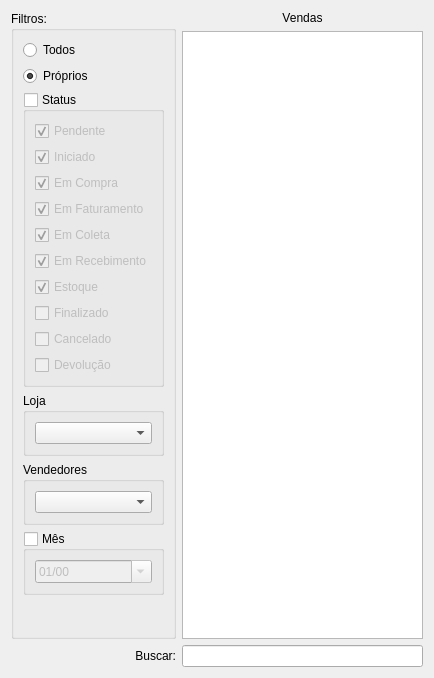
Above: ui/widgetvenda.ui from lellisls/ERP-STACCATO before the change. Below: the same form after it.
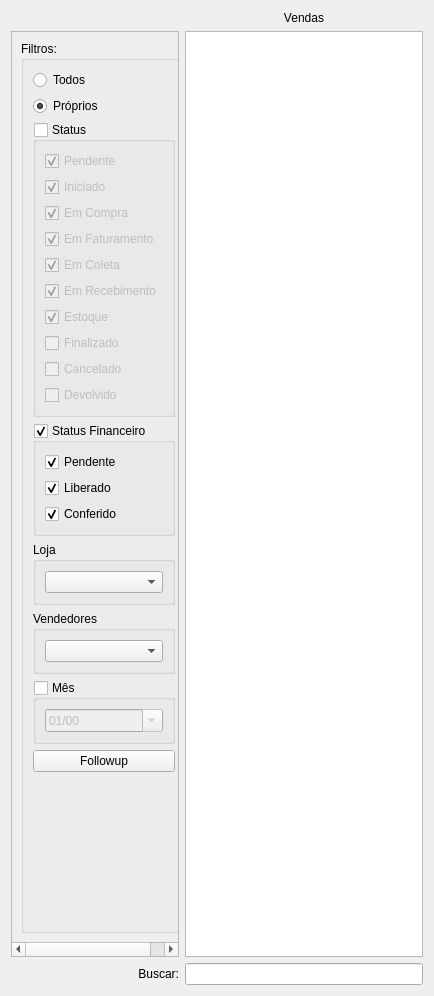
That is the form after the change. Custom widgets are drawn as their Qt base class.

Patch:
```diff
--- a/ui/widgetvenda.ui
+++ b/ui/widgetvenda.ui
@@ -7,14 +7,14 @@
     <x>0</x>
     <y>0</y>
     <width>434</width>
-    <height>678</height>
+    <height>996</height>
    </rect>
   </property>
   <property name="windowTitle">
    <string>Form</string>
   </property>
   <layout class="QGridLayout" name="gridLayout">
-   <item row="0" column="0">
+   <item row="1" column="0">
     <layout class="QGridLayout" name="gridLayout_4">
      <item row="0" column="1">
       <widget class="QLabel" name="labelVendas">
@@ -33,7 +33,81 @@
        </property>
       </widget>
      </item>
-     <item row="0" column="0" rowspan="2">
+     <item row="2" column="0">
+      <widget class="QLabel" name="label_2">
+       <property name="enabled">
+        <bool>true</bool>
+       </property>
+       <property name="text">
+        <string>Buscar:</string>
+       </property>
+       <property name="alignment">
+        <set>Qt::AlignRight|Qt::AlignTrailing|Qt::AlignVCenter</set>
+       </property>
+      </widget>
+     </item>
+     <item row="1" column="1">
+      <widget class="TableView" name="table">
+       <property name="minimumSize">
+        <size>
+         <width>0</width>
+         <height>0</height>
+        </size>
+       </property>
+       <property name="mouseTracking">
+        <bool>true</bool>
+       </property>
+       <property name="autoFillBackground">
+        <bool>false</bool>
+       </property>
+       <property name="editTriggers">
+        <set>QAbstractItemView::NoEditTriggers</set>
+       </property>
+       <property name="alternatingRowColors">
+        <bool>true</bool>
+       </property>
+       <property name="selectionBehavior">
+        <enum>QAbstractItemView::SelectRows</enum>
+       </property>
+       <property name="sortingEnabled">
+        <bool>true</bool>
+       </property>
+       <attribute name="horizontalHeaderCascadingSectionResizes">
+        <bool>true</bool>
+       </attribute>
+       <attribute name="horizontalHeaderStretchLastSection">
+        <bool>false</bool>
+       </attribute>
+      </widget>
+     </item>
+     <item row="1" column="0">
+      <widget class="QScrollArea" name="scrollArea">
+       <property name="sizePolicy">
+        <sizepolicy hsizetype="Preferred" vsizetype="Preferred">
+         <horstretch>0</horstretch>
+         <verstretch>0</verstretch>
+        </sizepolicy>
+       </property>
+       <property name="autoFillBackground">
+        <bool>false</bool>
+       </property>
+       <property name="widgetResizable">
+        <bool>true</bool>
+       </property>
+       <widget class="QWidget" name="scrollAreaWidgetContents">
+        <property name="geometry">
+         <rect>
+          <x>0</x>
+          <y>0</y>
+          <width>174</width>
+          <height>913</height>
+         </rect>
+        </property>
+        <property name="autoFillBackground">
+         <bool>false</bool>
+        </property>
+        <layout class="QGridLayout" name="gridLayout_3">
+         <item row="0" column="0">
       <widget class="QGroupBox" name="groupBox">
        <property name="enabled">
         <bool>true</bool>
@@ -45,7 +119,47 @@
         <bool>false</bool>
        </property>
        <layout class="QGridLayout" name="gridLayout_2">
-        <item row="3" column="0">
+            <item row="1" column="0">
+             <widget class="QRadioButton" name="radioButtonProprios">
+              <property name="text">
+               <string>Próprios</string>
+              </property>
+              <property name="checked">
+               <bool>true</bool>
+              </property>
+             </widget>
+            </item>
+            <item row="9" column="0">
+             <spacer name="verticalSpacer">
+              <property name="orientation">
+               <enum>Qt::Vertical</enum>
+              </property>
+              <property name="sizeHint" stdset="0">
+               <size>
+                <width>20</width>
+                <height>40</height>
+               </size>
+              </property>
+             </spacer>
+            </item>
+            <item row="0" column="0">
+             <widget class="QRadioButton" name="radioButtonTodos">
+              <property name="text">
+               <string>Todos</string>
+              </property>
+              <property name="checked">
+               <bool>false</bool>
+              </property>
+             </widget>
+            </item>
+            <item row="8" column="0">
+             <widget class="QPushButton" name="pushButtonFollowup">
+              <property name="text">
+               <string>Followup</string>
+              </property>
+             </widget>
+            </item>
+            <item row="4" column="0">
          <widget class="QGroupBox" name="groupBoxLojas">
           <property name="title">
            <string>Loja</string>
@@ -57,49 +171,6 @@
           </layout>
          </widget>
         </item>
-        <item row="5" column="0">
-         <widget class="QGroupBox" name="groupBoxVendedores">
-          <property name="title">
-           <string>Vendedores</string>
-          </property>
-          <layout class="QGridLayout" name="gridLayout_6">
-           <item row="0" column="0">
-            <widget class="ComboBox" name="comboBoxVendedores"/>
-           </item>
-          </layout>
-         </widget>
-        </item>
-        <item row="6" column="0">
-         <widget class="QGroupBox" name="groupBoxMes">
-          <property name="enabled">
-           <bool>true</bool>
-          </property>
-          <property name="title">
-           <string>Mês</string>
-          </property>
-          <property name="checkable">
-           <bool>true</bool>
-          </property>
-          <property name="checked">
-           <bool>false</bool>
-          </property>
-          <layout class="QGridLayout" name="gridLayout_5">
-           <item row="0" column="0">
-            <widget class="QDateEdit" name="dateEdit">
-             <property name="currentSection">
-              <enum>QDateTimeEdit::MonthSection</enum>
-             </property>
-             <property name="displayFormat">
-              <string>MM/yy</string>
-             </property>
-             <property name="calendarPopup">
-              <bool>true</bool>
-             </property>
-            </widget>
-           </item>
-          </layout>
-         </widget>
-        </item>
         <item row="2" column="0">
          <widget class="QGroupBox" name="groupBoxStatus">
           <property name="title">
@@ -229,94 +300,115 @@
               <bool>true</bool>
              </property>
              <property name="text">
-              <string>Devolução</string>
+                  <string>Devolvido</string>
              </property>
             </widget>
            </item>
           </layout>
          </widget>
         </item>
+            <item row="6" column="0">
+             <widget class="QGroupBox" name="groupBoxVendedores">
+              <property name="title">
+               <string>Vendedores</string>
+              </property>
+              <layout class="QGridLayout" name="gridLayout_6">
         <item row="0" column="0">
-         <widget class="QRadioButton" name="radioButtonTodos">
-          <property name="text">
-           <string>Todos</string>
-          </property>
-          <property name="checked">
-           <bool>false</bool>
-          </property>
-         </widget>
-        </item>
-        <item row="1" column="0">
-         <widget class="QRadioButton" name="radioButtonProprios">
-          <property name="text">
-           <string>Próprios</string>
-          </property>
-          <property name="checked">
-           <bool>true</bool>
-          </property>
+                <widget class="ComboBox" name="comboBoxVendedores"/>
+               </item>
+              </layout>
          </widget>
         </item>
         <item row="7" column="0">
-         <spacer name="verticalSpacer">
-          <property name="orientation">
-           <enum>Qt::Vertical</enum>
-          </property>
-          <property name="sizeHint" stdset="0">
-           <size>
-            <width>20</width>
-            <height>40</height>
-           </size>
-          </property>
-         </spacer>
-        </item>
-       </layout>
+             <widget class="QGroupBox" name="groupBoxMes">
+              <property name="enabled">
+               <bool>true</bool>
+              </property>
+              <property name="title">
+               <string>Mês</string>
+              </property>
+              <property name="checkable">
+               <bool>true</bool>
+              </property>
+              <property name="checked">
+               <bool>false</bool>
+              </property>
+              <layout class="QGridLayout" name="gridLayout_5">
+               <item row="0" column="0">
+                <widget class="QDateEdit" name="dateEdit">
+                 <property name="currentSection">
+                  <enum>QDateTimeEdit::MonthSection</enum>
+                 </property>
+                 <property name="displayFormat">
+                  <string>MM/yy</string>
+                 </property>
+                 <property name="calendarPopup">
+                  <bool>true</bool>
+                 </property>
+                </widget>
+               </item>
+              </layout>
+             </widget>
+            </item>
+            <item row="3" column="0">
+             <widget class="QGroupBox" name="groupBoxStatusFinanceiro">
+              <property name="title">
+               <string>Status Financeiro</string>
+              </property>
+              <property name="checkable">
+               <bool>true</bool>
+              </property>
+              <property name="checked">
+               <bool>true</bool>
+              </property>
+              <layout class="QGridLayout" name="gridLayout_41">
+               <item row="0" column="0">
+                <widget class="QCheckBox" name="checkBoxPendente2">
+                 <property name="enabled">
+                  <bool>true</bool>
+                 </property>
+                 <property name="text">
+                  <string>Pendente</string>
+                 </property>
+                 <property name="checked">
+                  <bool>true</bool>
+                 </property>
       </widget>
      </item>
      <item row="2" column="0">
-      <widget class="QLabel" name="label_2">
+                <widget class="QCheckBox" name="checkBoxConferido">
        <property name="enabled">
         <bool>true</bool>
        </property>
        <property name="text">
-        <string>Buscar:</string>
-       </property>
-       <property name="alignment">
-        <set>Qt::AlignRight|Qt::AlignTrailing|Qt::AlignVCenter</set>
+                  <string>Conferido</string>
+                 </property>
+                 <property name="checked">
+                  <bool>true</bool>
        </property>
       </widget>
      </item>
-     <item row="1" column="1">
-      <widget class="TableView" name="table">
-       <property name="minimumSize">
-        <size>
-         <width>0</width>
-         <height>0</height>
-        </size>
-       </property>
-       <property name="mouseTracking">
+               <item row="1" column="0">
+                <widget class="QCheckBox" name="checkBoxLiberado">
+                 <property name="enabled">
         <bool>true</bool>
        </property>
-       <property name="autoFillBackground">
-        <bool>false</bool>
-       </property>
-       <property name="editTriggers">
-        <set>QAbstractItemView::NoEditTriggers</set>
-       </property>
-       <property name="alternatingRowColors">
+                 <property name="text">
+                  <string>Liberado</string>
+                 </property>
+                 <property name="checked">
         <bool>true</bool>
        </property>
-       <property name="selectionBehavior">
-        <enum>QAbstractItemView::SelectRows</enum>
-       </property>
-       <property name="sortingEnabled">
-        <bool>true</bool>
-       </property>
-       <attribute name="horizontalHeaderCascadingSectionResizes">
-        <bool>true</bool>
-       </attribute>
-       <attribute name="horizontalHeaderStretchLastSection">
-        <bool>false</bool>
-       </attribute>
+                </widget>
+               </item>
+              </layout>
+             </widget>
+            </item>
+           </layout>
+          </widget>
+         </item>
+        </layout>
+       </widget>
       </widget>
      </item>
     </layout>
```
Left out of the diff: 46 changed lines with no effect on the pictures. Lines whose indentation alone changed are shown as unchanged.
